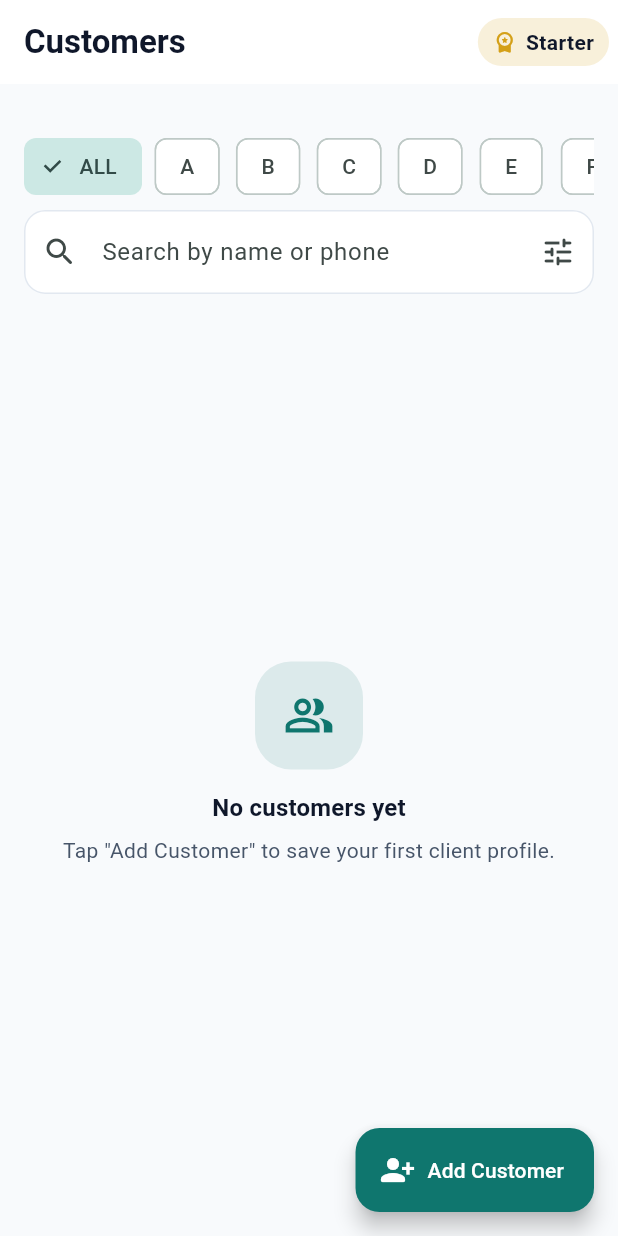
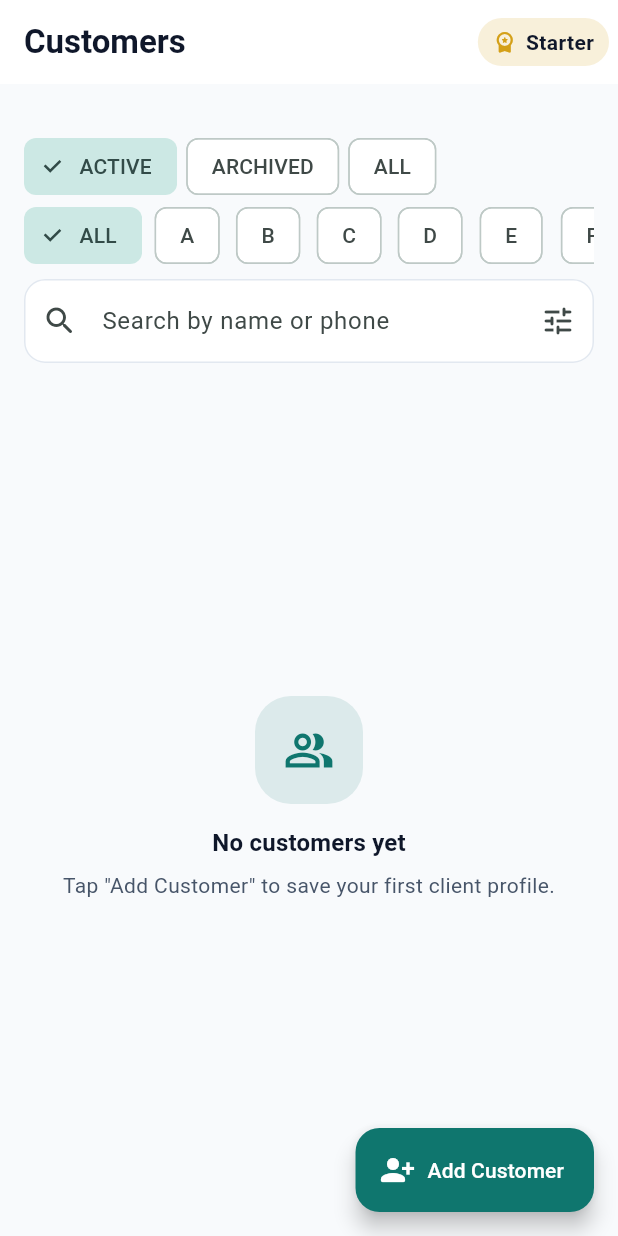
Before and after one commit to teelake/ogatailor, a Flutter app: the CustomersScreen screen opened directly, on a phone screen of 412 x 824 dp. Run offline on Flutter 3.47's test engine with Material 3 defaults, Android fonts, the phone set to English and light mode, and no system bars; our stand-ins replace dio, flutter_local_notifications, flutter_riverpod, flutter_timezone, share_plus, shared_preferences and 2 more; accounts and stored records are empty; network calls fail.

```diff
--- a/mobile/lib/src/features/customers/data/customers_repository.dart
+++ b/mobile/lib/src/features/customers/data/customers_repository.dart
@@ -32,6 +32,7 @@ class CustomersRepository {
     required int offset,
     String? query,
     String? startsWith,
+    String archivedMode = 'exclude',
   }) async {
     try {
       final response = await _dio.get(
@@ -41,6 +42,7 @@ class CustomersRepository {
           'offset': offset,
           if ((query ?? '').trim().isNotEmpty) 'q': query!.trim(),
           if ((startsWith ?? '').trim().isNotEmpty) 'starts_with': startsWith!.trim().toLowerCase(),
+          if (archivedMode != 'exclude') 'archived': archivedMode,
         },
       );
       final data = Map<String, dynamic>.from(response.data as Map);
@@ -58,9 +60,17 @@ class CustomersRepository {
       final rows = await _offlineSync.readCache('cache_customers');
       final q = (query ?? '').trim().toLowerCase();
       final sw = (startsWith ?? '').trim().toLowerCase();
+      final archived = archivedMode.trim().toLowerCase();
+      final archiveFiltered = archived == 'all'
+          ? rows
+          : rows.where((r) {
+              final notes = ((r['notes'] ?? '')).toString().trim();
+              final isArchived = notes.startsWith('[ARCHIVED]');
+              return archived == 'only' ? isArchived : !isArchived;
+            }).toList();
       final filtered = q.isEmpty
-          ? rows
-          : rows
+          ? archiveFiltered
+          : archiveFiltered
               .where(
                 (r) =>
                     ((r['full_name'] ?? '').toString().toLowerCase().contains(q)) ||
--- a/mobile/lib/src/features/customers/domain/customer.dart
+++ b/mobile/lib/src/features/customers/domain/customer.dart
@@ -14,6 +14,7 @@ class Customer {
   final String? phoneNumber;
   final String? notes;
   final DateTime? lastModifiedAt;
+  bool get isArchived => (notes ?? '').trim().startsWith('[ARCHIVED]');
 
   factory Customer.fromJson(Map<String, dynamic> json) {
     return Customer(
--- a/mobile/lib/src/features/customers/presentation/customers_screen.dart
+++ b/mobile/lib/src/features/customers/presentation/customers_screen.dart
@@ -34,6 +34,7 @@ class _CustomersScreenState extends ConsumerState<CustomersScreen> {
   String? _error;
   List<Customer> _items = const [];
   String _alphaFilter = 'all';
+  String _archiveFilter = 'active';
 
   @override
   void initState() {
@@ -82,6 +83,27 @@ class _CustomersScreenState extends ConsumerState<CustomersScreen> {
             const SizedBox(height: 10),
             _SyncStatusBanner(syncStatusAsync: syncStatusAsync),
             const SizedBox(height: 10),
+            SizedBox(
+              height: 38,
+              child: ListView.separated(
+                scrollDirection: Axis.horizontal,
+                itemCount: _customerFilterOptions.length,
+                separatorBuilder: (_, __) => const SizedBox(width: 6),
+                itemBuilder: (_, index) {
+                  final option = _customerFilterOptions[index];
+                  final selected = option == _archiveFilter;
+                  return ChoiceChip(
+                    label: Text(option == 'active' ? 'ACTIVE' : option == 'archived' ? 'ARCHIVED' : 'ALL'),
+                    selected: selected,
+                    onSelected: (_) {
+                      setState(() => _archiveFilter = option);
+                      _reload();
+                    },
+                  );
+                },
+              ),
+            ),
+            const SizedBox(height: 8),
             SizedBox(
               height: 38,
               child: ListView.separated(
@@ -204,6 +226,11 @@ class _CustomersScreenState extends ConsumerState<CustomersScreen> {
     try {
       final query = _query.trim().toLowerCase();
       final startsWith = _alphaFilter == 'all' ? '' : _alphaFilter.toLowerCase();
+      final archivedMode = _archiveFilter == 'active'
+          ? 'exclude'
+          : _archiveFilter == 'archived'
+              ? 'only'
+              : 'all';
       final useLocalFilteredMode = query.isNotEmpty || startsWith.isNotEmpty;
 
       if (useLocalFilteredMode) {
@@ -211,9 +238,14 @@ class _CustomersScreenState extends ConsumerState<CustomersScreen> {
         final filtered = all.where((customer) {
           final name = customer.fullName.toLowerCase();
           final phone = (customer.phoneNumber ?? '').toLowerCase();
+          final matchesArchive = archivedMode == 'all'
+              ? true
+              : archivedMode == 'only'
+                  ? customer.isArchived
+                  : !customer.isArchived;
           final matchesQuery = query.isEmpty || name.contains(query) || phone.contains(query);
           final matchesAlpha = startsWith.isEmpty || name.startsWith(startsWith);
-          return matchesQuery && matchesAlpha;
+          return matchesArchive && matchesQuery && matchesAlpha;
         }).toList();
 
         if (!mounted) return;
@@ -229,6 +261,7 @@ class _CustomersScreenState extends ConsumerState<CustomersScreen> {
       final page = await ref.read(customersRepositoryProvider).listCustomersPage(
             limit: _pageSize,
             offset: 0,
+            archivedMode: archivedMode,
           );
       if (!mounted) return;
       setState(() {
@@ -251,7 +284,7 @@ class _CustomersScreenState extends ConsumerState<CustomersScreen> {
   }
 
   Future<void> _loadMore() async {
-    if (_query.trim().isNotEmpty || _alphaFilter != 'all') return;
+    if (_query.trim().isNotEmpty || _alphaFilter != 'all' || _archiveFilter != 'active') return;
     if (_loadingMore || !_hasMore) return;
     setState(() => _loadingMore = true);
     try {
@@ -260,6 +293,11 @@ class _CustomersScreenState extends ConsumerState<CustomersScreen> {
             offset: _offset,
             query: _query.trim(),
             startsWith: _alphaFilter == 'all' ? null : _alphaFilter,
+            archivedMode: _archiveFilter == 'active'
+                ? 'exclude'
+                : _archiveFilter == 'archived'
+                    ? 'only'
+                    : 'all',
           );
       if (!mounted) return;
       setState(() {
@@ -302,6 +340,12 @@ const _alphaOptions = [
   'x',
   'y',
   'z',
+];
+
+const _customerFilterOptions = [
+  'active',
+  'archived',
+  'all',
 ];
 
 class _PlanBadge extends StatelessWidget {
```
Also changed, not shown: mobile/lib/src/features/customers/presentation/customer_details_screen.dart (+19 -5 lines), mobile/lib/src/features/orders/data/orders_repository.dart (+12 -0 lines), mobile/lib/src/features/settings/presentation/settings_screen.dart (+19 -6 lines), 1 other file.
